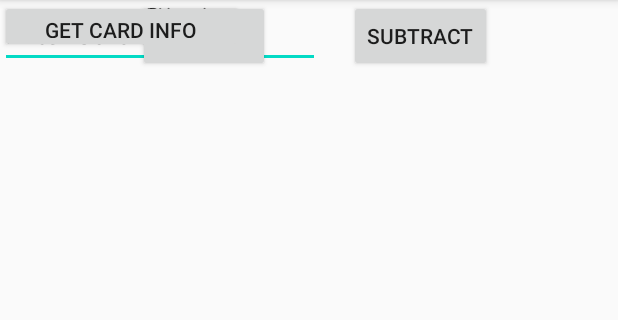
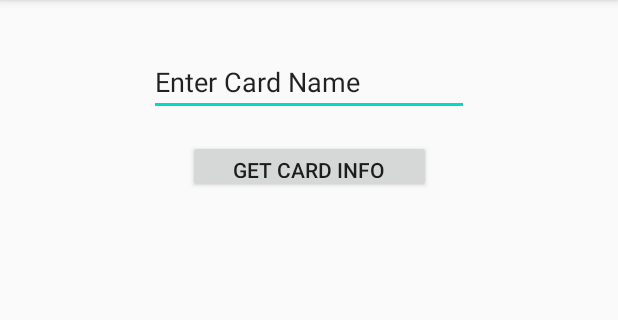
Before and after one commit to cesarxa/Loremaster-app, an Android app: the screen it shows after launch (MainActivity), on a phone screen of 412 x 824 dp, the part 84-404 px from its top. Run offline under Robolectric (Android 15) with nearby library versions, the phone set to English and light mode, and no system bars.

Commit message:
removed sterling layout to test, added json and google dependencies

```diff
--- a/app/build.gradle
+++ b/app/build.gradle
@@ -29,6 +29,8 @@ dependencies {
     implementation 'androidx.appcompat:appcompat:1.1.0'
     implementation 'androidx.constraintlayout:constraintlayout:1.1.3'
     implementation 'com.google.code.gson:gson:2.8.6'
+    implementation 'com.google.gms:google-services:4.3.3'
+
     testImplementation 'junit:junit:4.12'
     androidTestImplementation 'androidx.test.ext:junit:1.1.1'
     androidTestImplementation 'androidx.test.espresso:espresso-core:3.2.0'
--- a/app/src/main/res/layout/activity_card.xml
+++ b/app/src/main/res/layout/activity_card.xml
@@ -6,81 +6,27 @@
     android:layout_height="match_parent"
     tools:context=".Card">
 
-    <ImageView
-        android:id="@+id/cardImage"
-        android:layout_width="222dp"
-        android:layout_height="320dp"
-        app:layout_constraintEnd_toEndOf="parent"
-        app:layout_constraintHorizontal_bias="0.518"
-        app:layout_constraintStart_toStartOf="parent"
-        tools:layout_editor_absoluteY="205dp"
-        tools:srcCompat="@tools:sample/avatars" />
-
-    <TextView
-        android:id="@+id/cardQuantity"
-        android:layout_width="222dp"
-        android:layout_height="27dp"
-        android:text="Quantity"
-        app:layout_constraintEnd_toEndOf="parent"
-        app:layout_constraintHorizontal_bias="0.513"
-        app:layout_constraintStart_toStartOf="parent"
-        tools:layout_editor_absoluteY="625dp" />
-
-    <TextView
-        android:id="@+id/cardName"
-        android:layout_width="222dp"
-        android:layout_height="27dp"
-        android:text="Name:"
-        app:layout_constraintEnd_toEndOf="parent"
-        app:layout_constraintHorizontal_bias="0.518"
-        app:layout_constraintStart_toStartOf="parent"
-        tools:layout_editor_absoluteY="545dp" />
-
-    <Button
-        android:id="@+id/addQuantity"
-        android:layout_width="wrap_content"
-        android:layout_height="wrap_content"
-        android:layout_marginStart="92dp"
-        android:text="Add"
-        app:layout_constraintStart_toStartOf="parent"
-        tools:layout_editor_absoluteY="673dp" />
-
-    <Button
-        android:id="@+id/subtractQuantity"
-        android:layout_width="wrap_content"
-        android:layout_height="wrap_content"
-        android:layout_marginEnd="84dp"
-        android:text="SUBTRACT"
-        app:layout_constraintEnd_toEndOf="parent"
-        tools:layout_editor_absoluteY="673dp" />
-
-    <TextView
-        android:id="@+id/cardPrice"
-        android:layout_width="222dp"
-        android:layout_height="27dp"
-        android:text="Price:"
-        app:layout_constraintEnd_toEndOf="parent"
-        app:layout_constraintHorizontal_bias="0.513"
-        app:layout_constraintStart_toStartOf="parent"
-        tools:layout_editor_absoluteY="586dp" />
-
     <EditText
         android:id="@+id/getCard"
         android:layout_width="wrap_content"
         android:layout_height="wrap_content"
+        android:layout_marginTop="32dp"
         android:ems="10"
         android:inputType="textPersonName"
         android:text="Enter Card Name"
-        tools:layout_editor_absoluteX="103dp"
-        tools:layout_editor_absoluteY="11dp" />
+        app:layout_constraintEnd_toEndOf="parent"
+        app:layout_constraintStart_toStartOf="parent"
+        app:layout_constraintTop_toTopOf="parent" />
 
     <Button
         android:id="@+id/butGetCard"
         android:layout_width="162dp"
         android:layout_height="35dp"
+        android:layout_marginTop="16dp"
+        android:onClick="getCardInfo"
         android:text="Get Card Info"
-        android:onClick="getCardInfo"
-        tools:layout_editor_absoluteX="124dp"
-        tools:layout_editor_absoluteY="68dp" />
+        app:layout_constraintEnd_toEndOf="parent"
+        app:layout_constraintStart_toStartOf="parent"
+        app:layout_constraintTop_toBottomOf="@+id/getCard" />
 
 </androidx.constraintlayout.widget.ConstraintLayout>
```
Also changed, not shown: 1 other file.
